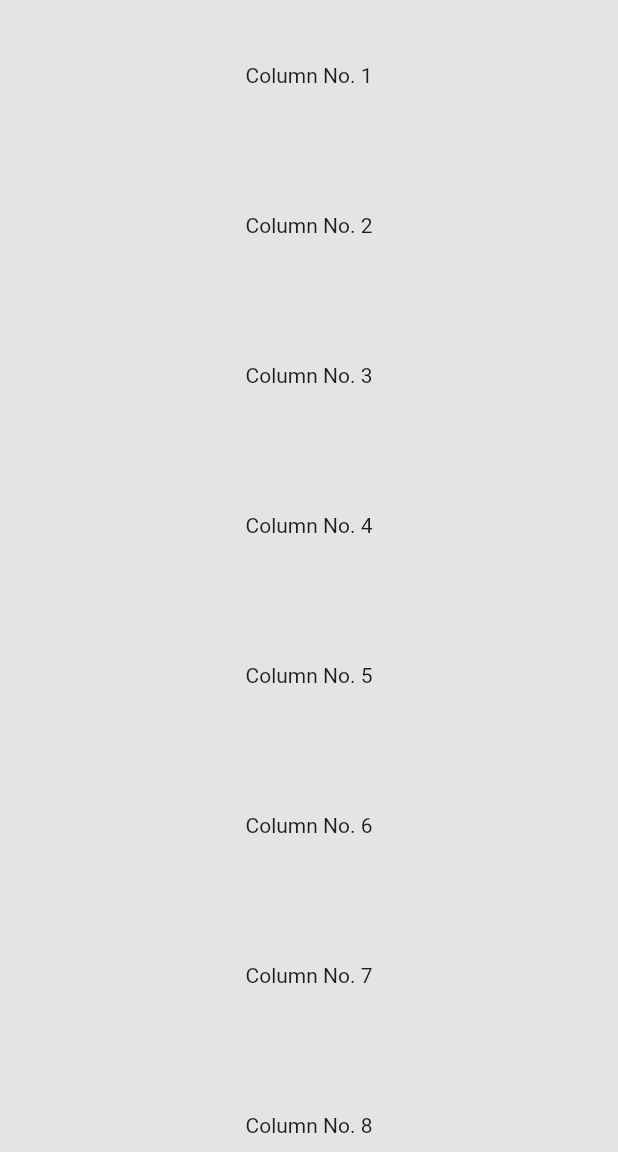
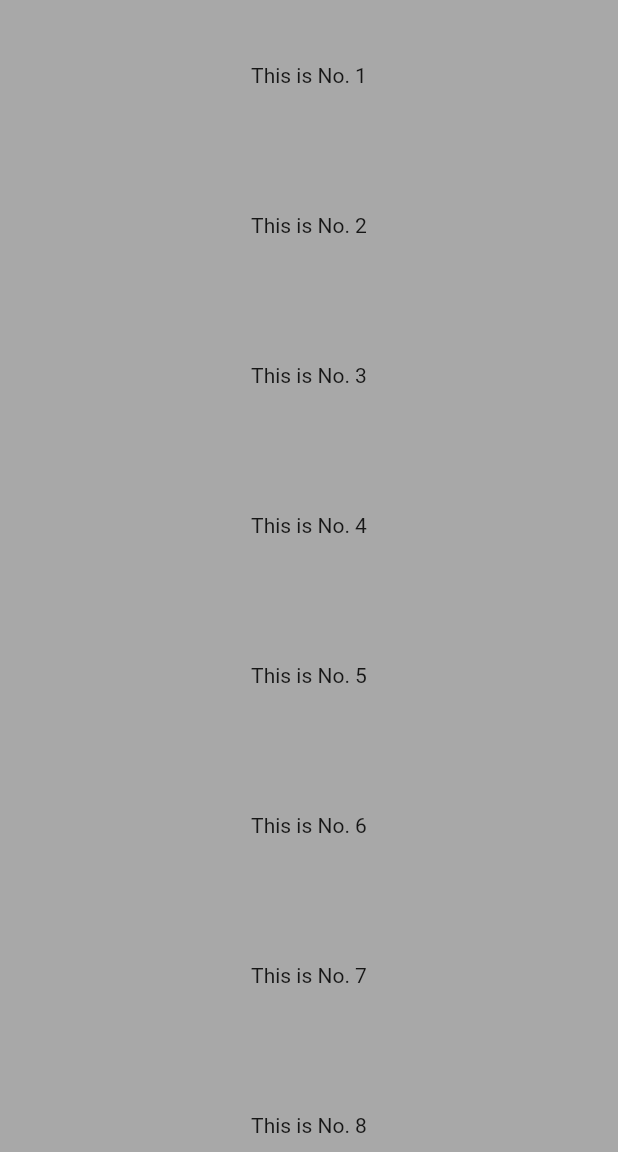
Before and after one commit to ranggshadow27/learn_flutter, a Flutter app: the screen it shows after launch, on a phone screen of 412 x 824 dp, the part 84-1236 px from its top. Run offline on Flutter 3.47's test engine with Material 2 defaults, Android fonts, the phone set to English and light mode, and no system bars.

Commit message:
pisahin Page

```diff
--- a/lib/main.dart
+++ b/lib/main.dart
@@ -1,6 +1,7 @@
 import 'dart:math';
 
 import 'package:flutter/material.dart';
+import 'package:learn_flutter/pages/mapping_collection.dart';
 import 'package:learn_flutter/widgets/kotak_warna.dart';
 
 void main() => runApp(MyApp());
@@ -16,59 +17,3 @@ class MyApp extends StatelessWidget {
     );
   }
 }
-
-class LearnMapping extends StatelessWidget {
-  List<KotakWarna> dataKotak = List.generate(
-    20,
-    (index) => KotakWarna(
-      text: 'Column No. ${index + 1}',
-      warna: Color.fromARGB(
-        255,
-        200 + Random().nextInt(256),
-        200 + Random().nextInt(256),
-        200 + Random().nextInt(256),
-      ),
-    ),
-  );
-
-  List<Map<String, dynamic>> data = List.generate(
-    20,
-    (index) => {
-      'text': 'Column No. ${index + 1}',
-      'warna': Color.fromARGB(
-        255,
-        200 + Random().nextInt(256),
-        200 + Random().nextInt(256),
-        200 + Random().nextInt(256),
-      ),
-    },
-  );
-
-  @override
-  Widget build(BuildContext context) {
-    return Scaffold(
-      appBar: AppBar(
-        elevation: 0,
-        centerTitle: true,
-        title: Text(
-          "Learn Mapping",
-          style: TextStyle(
-            fontSize: 14,
-          ),
-        ),
-      ),
-      body: SingleChildScrollView(
-        child: Column(
-          children: data
-              .map(
-                (e) => KotakWarna(
-                  text: e['text'],
-                  warna: e['warna'],
-                ),
-              )
-              .toList(),
-        ),
-      ),
-    );
-  }
-}
--- /dev/null
+++ b/lib/pages/mapping_collection.dart
@@ -0,0 +1,61 @@
+import 'dart:math';
+import 'package:flutter/material.dart';
+
+import '../widgets/kotak_warna.dart';
+
+class LearnMapping extends StatelessWidget {
+  List<Map<String, dynamic>> data = List.generate(
+    20,
+    (index) => {
+      'teks': 'This is No. ${index + 1}',
+      'color': Color.fromARGB(
+        255,
+        140 + Random().nextInt(256),
+        140 + Random().nextInt(256),
+        140 + Random().nextInt(256),
+      ),
+    },
+  );
+
+  List<KotakWarna> kotakWarnain = List.generate(
+    20,
+    (index) => KotakWarna(
+      text: 'This is No. ${index + 1}',
+      warna: Color.fromARGB(
+        255,
+        140 + Random().nextInt(256),
+        140 + Random().nextInt(256),
+        140 + Random().nextInt(256),
+      ),
+    ),
+  );
+
+  @override
+  Widget build(BuildContext context) {
+    return Scaffold(
+      appBar: AppBar(
+        elevation: 0,
+        centerTitle: true,
+        title: Text(
+          "Learn Mapping",
+          style: TextStyle(
+            fontSize: 14,
+          ),
+        ),
+      ),
+      body: SingleChildScrollView(
+        child: Column(
+          children: //kotakWarna
+              data
+                  .map(
+                    (e) => KotakWarna(
+                      text: e['teks'],
+                      warna: e['color'],
+                    ),
+                  )
+                  .toList(),
+        ),
+      ),
+    );
+  }
+}
```
